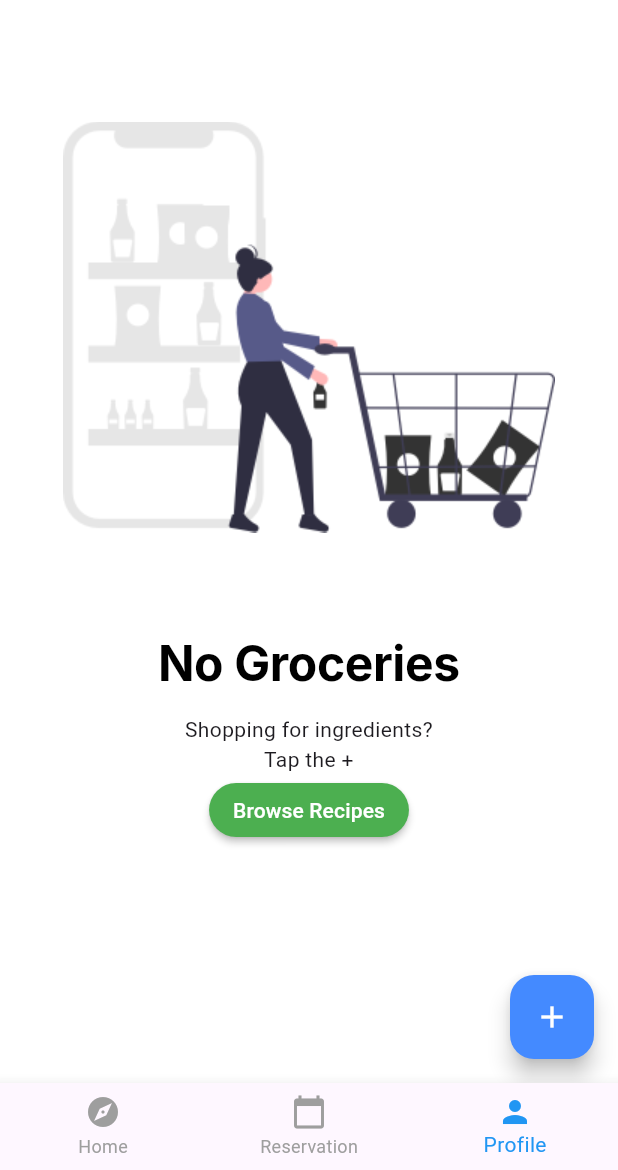
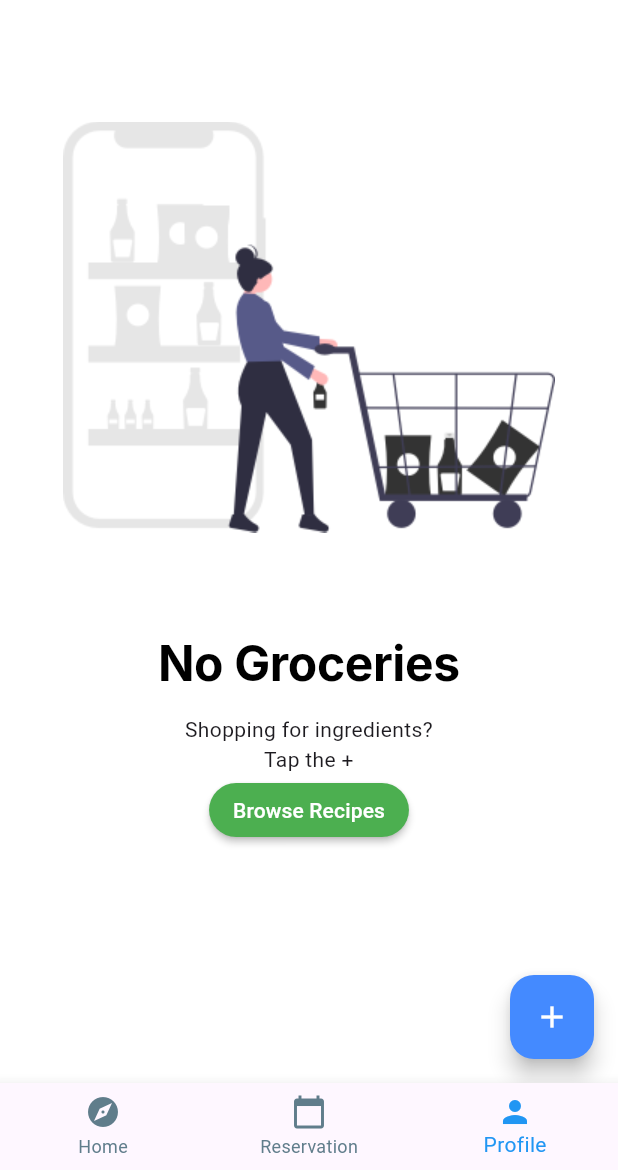
Before and after one commit to AgnerDDiaz/short_time_app, a Flutter app: the screen it shows after launch, item 3 of the bottom bar chosen, on a phone screen of 412 x 824 dp, the part 66-1236 px from its top. Run offline on Flutter 3.47's test engine with Material 3 defaults, Android fonts, the phone set to English and light mode, and no system bars.

Commit message:
detalles de la pantalla feed

```diff
--- a/lib/home.dart
+++ b/lib/home.dart
@@ -60,6 +60,7 @@ class _HomeState extends State<Home> {
     return Consumer<TabManager>(
       builder: (context, tabManager, child) => Scaffold(
         appBar: AppBar(
+          backgroundColor: Theme.of(context).appBarTheme.backgroundColor, // Color fijo
           title: Row(
             children: [
               const SizedBox(width: 8),
@@ -105,11 +106,13 @@ class _HomeState extends State<Home> {
             ),
 
             ThemeButton(changeTheme: widget.ChangeThemeMode),
+
           ],
+
         ),
         bottomNavigationBar: BottomNavigationBar(
           selectedItemColor: Colors.blue,
-          unselectedItemColor: Colors.grey,
+          unselectedItemColor: Colors.blueGrey,
           onTap: (value) {
             tabManager.goToTab(value);
           },
--- a/pubspec.yaml
+++ b/pubspec.yaml
@@ -14,6 +14,7 @@ dependencies:
   provider: ^6.1.2
   http: ^1.2.2
   shared_preferences: ^2.0.15
+  intl: ^0.18.0
 
 dev_dependencies:
   flutter_test:
```
Also changed, not shown: lib/widgets/client_card.dart (+18 -2 lines), pubspec.lock.
